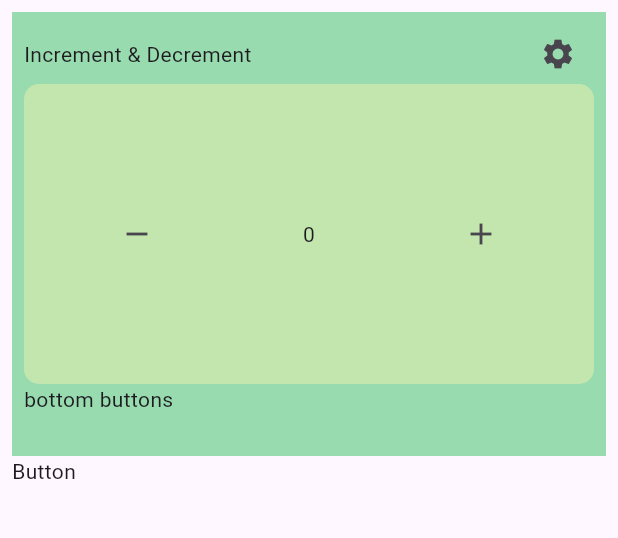
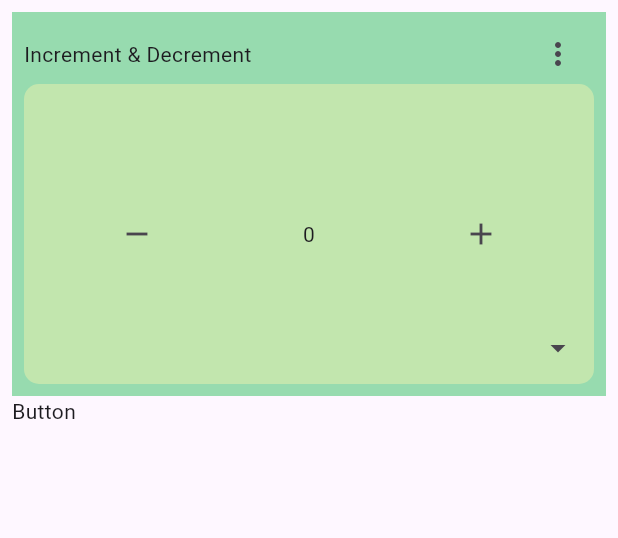
Before and after one commit to Mustack-Rabbi/recount, a Flutter app: the screen it shows after launch, on a phone screen of 412 x 824 dp, the part 84-622 px from its top. Run offline on Flutter 3.47's test engine with Material 3 defaults, Android fonts, the light colour scheme and no system bars.

Commit message:
Down buttons add

```diff
--- a/lib/home_page.dart
+++ b/lib/home_page.dart
@@ -15,6 +15,8 @@ class _HomePageState extends State<HomePage> {
 
   int increment = 0;
   bool iconButtonAdd = true;
+  bool showDown = false;
+  bool widgetEdite = false;
 
   @override
   Widget build(BuildContext context) {
@@ -61,16 +63,6 @@ class _HomePageState extends State<HomePage> {
         child: Column(
           crossAxisAlignment: CrossAxisAlignment.start,
           children: [
-            // Section 1
-            // Text(
-            //   "Number Count",
-            //   style: TextStyle(
-            //     fontWeight: FontWeight.bold,
-            //     fontSize: 20,
-            //     color: Colors.teal,
-            //   ),
-            //   textAlign: TextAlign.start,
-            // ),
             Container(
               color: mintGreen,
               padding: EdgeInsets.all(8),
@@ -118,10 +110,11 @@ class _HomePageState extends State<HomePage> {
                                     );
                                   });
                             },
-                            icon: Icon(Icons.settings))
+                            icon: Icon(Icons.more_vert))
                       ],
                     ),
                   ),
+                  Stack(children: [
                     Container(
                       decoration: BoxDecoration(
                         borderRadius: BorderRadius.circular(10),
@@ -132,8 +125,6 @@ class _HomePageState extends State<HomePage> {
                         horizontal: 8,
                       ),
                       width: double.infinity,
-                    child: Column(children: [
-                      Expanded(
                       child: Column(
                           mainAxisAlignment: MainAxisAlignment.center,
                           children: [
@@ -157,17 +148,77 @@ class _HomePageState extends State<HomePage> {
                                       },
                                       icon: Icon(Icons.add))
                               ],
+                            )
+                          ]),
                     ),
-                          ],
+                    if (showDown == false)
+                      Container(
+                        height: 200,
+                        // color: Colors.teal,
+                        alignment: Alignment.bottomRight,
+                        child: IconButton(
+                          onPressed: () {
+                            setState(() {
+                              showDown = !showDown;
+                            });
+                          },
+                          icon: Icon(Icons.arrow_drop_down),
                         ),
                       )
                   ]),
+                  if (showDown == true)
+                    Container(
+                      decoration: BoxDecoration(
+                        borderRadius: BorderRadius.circular(10),
+                        color: lightLime,
                       ),
-                  Container(
-                    // color: Colors.teal,
+                      margin: EdgeInsets.symmetric(vertical: 5),
                       height: 40,
                       width: double.infinity,
-                    child: Text("bottom buttons"),
+                      child: Center(
+                        child: Row(
+                          children: [
+                            Expanded(
+                                child: (widgetEdite == false)
+                                    ? Row(
+                                        mainAxisAlignment:
+                                            MainAxisAlignment.center,
+                                        children: [
+                                          IconButton(
+                                              onPressed: () {},
+                                              icon: Icon(Icons.arrow_back)),
+                                          Text("1/3"),
+                                          IconButton(
+                                              onPressed: () {},
+                                              icon: Icon(Icons.arrow_forward)),
+                                        ],
+                                      )
+                                    : Center(child: Text("Change Widget"))),
+                            (widgetEdite == false)
+                                ? IconButton(
+                                    onPressed: () {
+                                      setState(() {
+                                        widgetEdite = !widgetEdite;
+                                      });
+                                    },
+                                    icon: Icon(Icons.widgets))
+                                : IconButton(
+                                    onPressed: () {
+                                      setState(() {
+                                        widgetEdite = !widgetEdite;
+                                      });
+                                    },
+                                    icon: Icon(Icons.done)),
+                            IconButton(
+                                onPressed: () {
+                                  setState(() {
+                                    showDown = !showDown;
+                                  });
+                                },
+                                icon: Icon(Icons.arrow_drop_up)),
+                          ],
+                        ),
+                      ),
                     ),
                 ],
               ),
```
Lines whose indentation alone changed are shown as unchanged.
